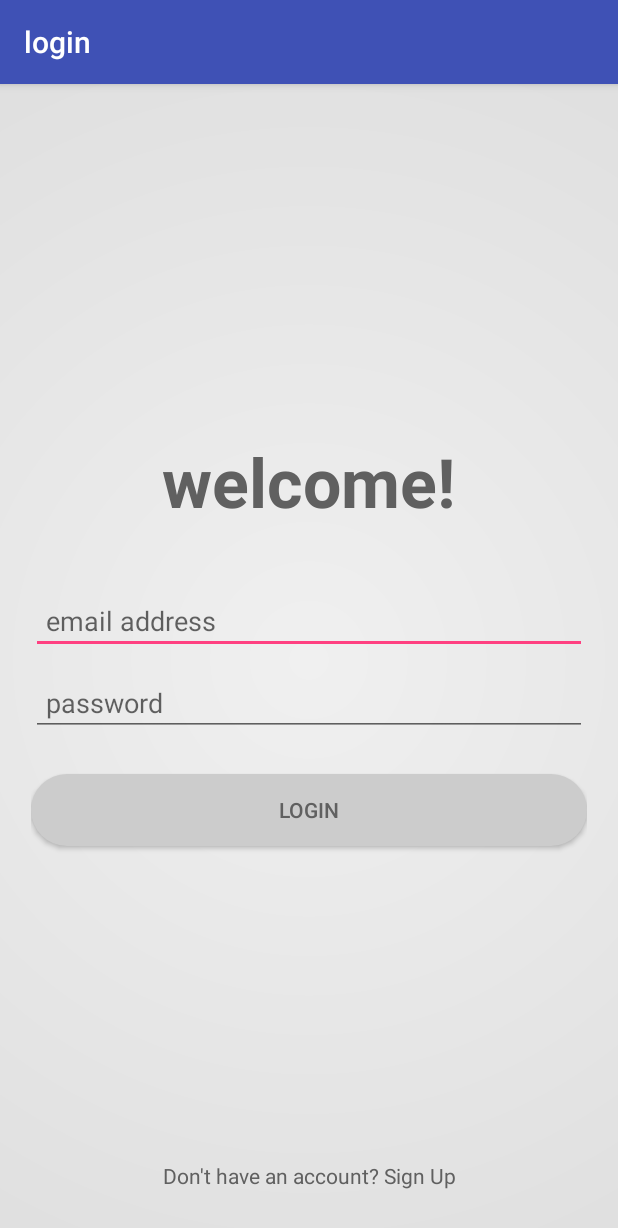
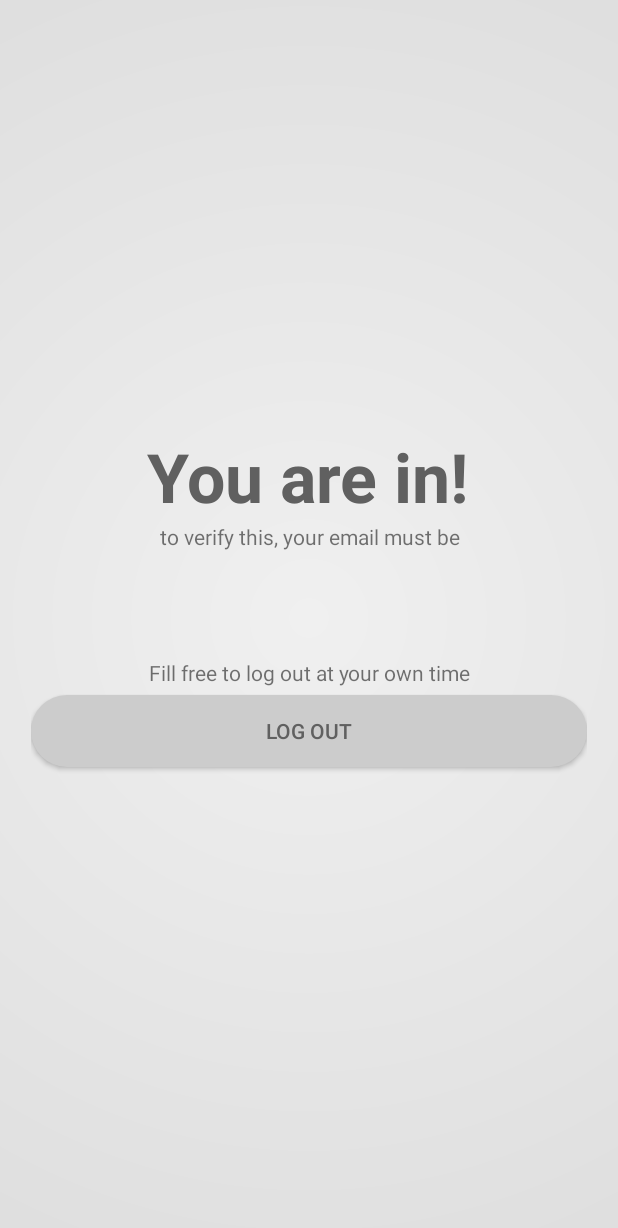
Before and after one commit to ThukuWakogi/QuickShop, an Android app: the screen it shows after launch once a user with an empty profile is signed in (Authenticate before the commit, SuccessfullyIn after it), on a phone screen of 412 x 824 dp. Shown: the top 1228 px of the screen. Run offline under Robolectric (Android 15) with nearby library versions, the phone set to English and light mode, and no system bars; our stand-ins replace Firebase (no records; nobody signed in at launch, a user with empty details on screens opened directly).

```diff
--- a/app/src/main/java/com/example/elvina/quickshop/MainActivity.java
+++ b/app/src/main/java/com/example/elvina/quickshop/MainActivity.java
@@ -2,6 +2,7 @@ package com.example.elvina.quickshop;
 
 import android.app.ProgressDialog;
 import android.content.Intent;
+import android.support.v7.app.ActionBar;
 import android.support.v7.app.AppCompatActivity;
 import android.os.Bundle;
 
@@ -17,16 +18,23 @@ public class MainActivity extends AppCompatActivity {
         super.onCreate(savedInstanceState);
         setContentView(R.layout.activity_main);
 
+        /*
+        This class will check whether the user is logged in or not.
+        If logged in, user will be directed to the home page
+        Else they will have to log in or sign up
+        */
+        ActionBar actionBar = getSupportActionBar();
+        if (!(null == actionBar)) actionBar.hide();
         progressDialog = new ProgressDialog(this);
         progressDialog.setMessage("Getting this ready...");
         progressDialog.show();
         mAuth = FirebaseAuth.getInstance();
         if (mAuth.getCurrentUser() == null ) {
             finish();
-            startActivity(new Intent(this, SignUp.class));
+            startActivity(new Intent(this, Authenticate.class));
         } else {
             finish();
-            startActivity(new Intent(this, Authenticate.class));
+            startActivity(new Intent(this, SuccessfullyIn.class));
         }
     }
 
--- /dev/null
+++ b/app/src/main/java/com/example/elvina/quickshop/SuccessfullyIn.java
@@ -0,0 +1,52 @@
+package com.example.elvina.quickshop;
+
+import android.content.Intent;
+import android.drm.DrmStore;
+import android.support.v7.app.ActionBar;
+import android.support.v7.app.AppCompatActivity;
+import android.os.Bundle;
+import android.view.View;
+import android.widget.Button;
+import android.widget.TextView;
+import android.widget.Toast;
+import android.widget.Toolbar;
+
+import com.google.firebase.auth.FirebaseAuth;
+import com.google.firebase.auth.FirebaseUser;
+
+public class SuccessfullyIn extends AppCompatActivity implements View.OnClickListener{
+    private Button logOutButton;
+    private FirebaseAuth firebaseAuth;
+
+    @Override
+    protected void onCreate(Bundle savedInstanceState) {
+        super.onCreate(savedInstanceState);
+        setContentView(R.layout.activity_successfully_in);
+
+        ActionBar actionBar = getSupportActionBar();
+        if (!(null == actionBar)) actionBar.hide();
+        firebaseAuth = FirebaseAuth.getInstance();
+        TextView proofStatementTextView = findViewById(R.id.proofStatementTextView);
+        logOutButton = findViewById(R.id.logOutButton);
+
+        if (firebaseAuth.getCurrentUser() == null) {
+            Toast.makeText(this, "Access failed", Toast.LENGTH_SHORT).show();
+            finish();
+            startActivity(new Intent(this, Authenticate.class));
+        }
+
+        FirebaseUser user = firebaseAuth.getCurrentUser();
+        proofStatementTextView.append(String.format("\n%s", user != null ? user.getEmail() : null));
+        proofStatementTextView.setOnClickListener(this);
+        logOutButton.setOnClickListener(this);
+    }
+
+    @Override
+    public void onClick(View view) {
+        if (view == logOutButton) {
+            firebaseAuth.signOut();
+            finish();
+            startActivity(new Intent(this, Authenticate.class));
+        }
+    }
+}
--- a/app/src/main/res/layout/activity_authenticate.xml
+++ b/app/src/main/res/layout/activity_authenticate.xml
@@ -29,7 +29,7 @@
             android:layout_height="wrap_content"
             android:orientation="vertical">
             <EditText
-                android:id="@+id/login_email_edittext"
+                android:id="@+id/logInEmailEdittext"
                 android:layout_width="fill_parent"
                 android:layout_height="wrap_content"
                 android:hint="@string/emailText"
@@ -41,8 +41,8 @@
                 android:singleLine="true"
                 android:inputType="textEmailAddress"/>
             <EditText
-                android:id="@+id/login_password_edittext"
-                android:inputType="textPassword|textVisiblePassword"
+                android:id="@+id/logInPasswordEdittext"
+                android:inputType="textPassword"
                 android:layout_width="fill_parent"
                 android:layout_height="wrap_content"
                 android:hint="@string/passwordText"
@@ -57,7 +57,7 @@
                 android:singleLine="true"/>
         </LinearLayout>
         <Button
-            android:id="@+id/login_button"
+            android:id="@+id/logInButton"
             android:layout_width="fill_parent"
             android:layout_height="wrap_content"
             android:layout_marginTop="15dp"
--- /dev/null
+++ b/app/src/main/res/layout/activity_successfully_in.xml
@@ -0,0 +1,51 @@
+<?xml version="1.0" encoding="utf-8"?>
+<RelativeLayout
+    android:layout_width="match_parent"
+    android:layout_height="match_parent"
+    android:background="@drawable/qs_gradient"
+    android:paddingTop="@dimen/activity_vertical_margin"
+    android:paddingBottom="@dimen/activity_vertical_margin"
+    android:paddingLeft="@dimen/activity_horizontal_margin"
+    android:paddingRight="@dimen/activity_horizontal_margin"
+    xmlns:android="http://schemas.android.com/apk/res/android">
+    <LinearLayout
+        android:layout_width="fill_parent"
+        android:layout_height="wrap_content"
+        android:layout_centerInParent="true"
+        android:layout_marginLeft="15dp"
+        android:layout_marginRight="15dp"
+        android:gravity="center"
+        android:orientation="vertical">
+        <TextView
+            android:id="@+id/successfullyInBannerTextView"
+            android:layout_width="wrap_content"
+            android:layout_height="wrap_content"
+            android:text="@string/successfullyIn"
+            android:textColor="@color/darkGray"
+            android:textSize="45sp"
+            android:textStyle="bold"/>
+        <TextView
+            android:id="@+id/proofStatementTextView"
+            android:layout_width="fill_parent"
+            android:layout_height="wrap_content"
+            android:text="@string/proofStatement"
+            android:gravity="center_horizontal"
+            android:layout_marginBottom="40dp"/>
+        <TextView
+            android:id="@+id/logOutRequestTextView"
+            android:layout_width="fill_parent"
+            android:layout_height="wrap_content"
+            android:gravity="center_horizontal"
+            android:text="@string/logOutRequestText"
+            android:layout_marginTop="15dp"/>
+        <Button
+            android:id="@+id/logOutButton"
+            android:layout_width="fill_parent"
+            android:layout_height="wrap_content"
+            android:layout_marginTop="5dp"
+            android:layout_marginBottom="25dp"
+            android:text="@string/logOutText"
+            android:textColor="@color/darkGray"
+            android:background="@drawable/qs_button"/>
+    </LinearLayout>
+</RelativeLayout>
--- a/app/src/main/res/values/strings.xml
+++ b/app/src/main/res/values/strings.xml
@@ -9,4 +9,8 @@
     <string name="loginBanner">welcome!</string>
     <string name="signUpBanner">join us!</string>
     <string name="confirmPasswordText">confirm password</string>
+    <string name="logOutText">log out</string>
+    <string name="successfullyIn">You are in!</string>
+    <string name="proofStatement">to verify this, your email must be</string>
+    <string name="logOutRequestText">Fill free to log out at your own time</string>
 </resources>
```
Also changed, not shown: app/src/main/AndroidManifest.xml (+10 -7 lines), app/src/main/java/com/example/elvina/quickshop/Authenticate.java (+18 -13 lines), app/src/main/java/com/example/elvina/quickshop/SignUp.java (+15 -5 lines), app/src/main/res/layout/activity_main.xml (+2 -11 lines), app/src/main/res/layout/activity_sign_up.xml (+6 -6 lines).
